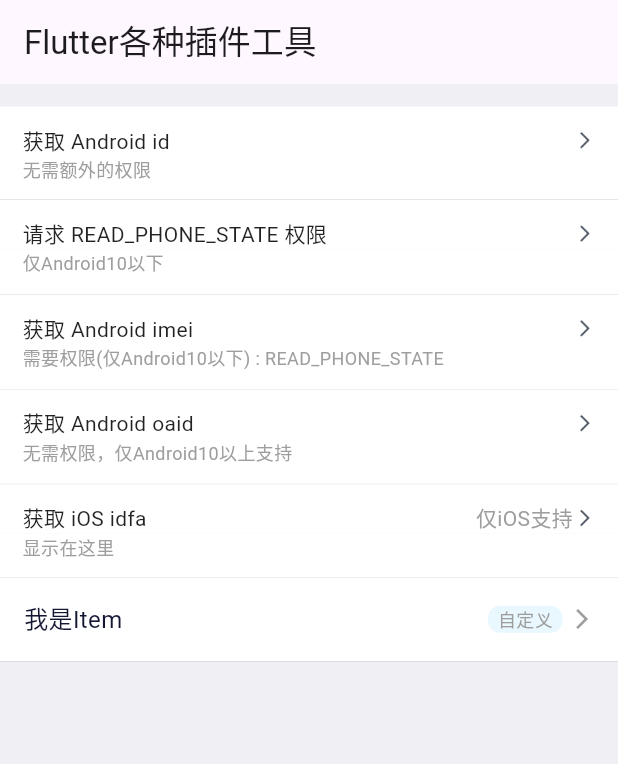
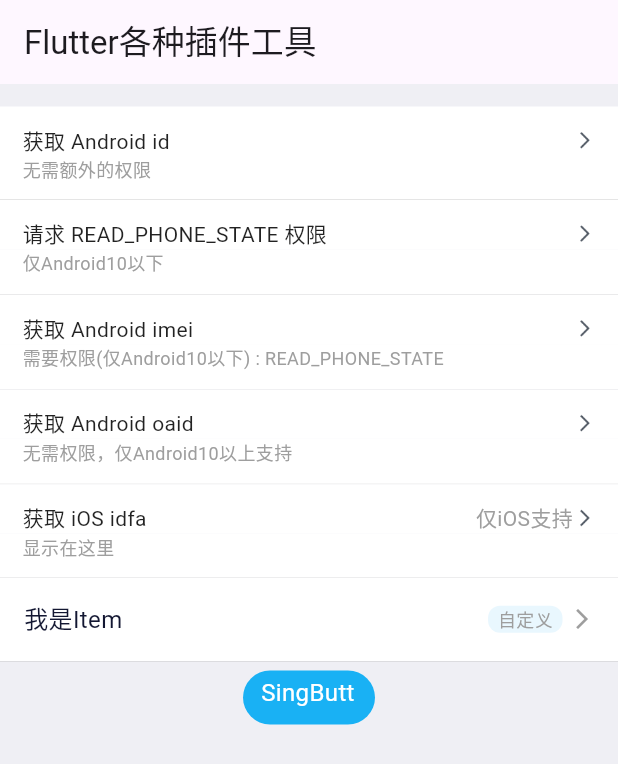
Before and after one commit to flutter-open-libs/flutter_plugin_tools, a Flutter app: the screen it shows after launch, on a phone screen of 412 x 824 dp. Shown: the top 764 px of the screen. Run offline on Flutter 3.47's test engine with Material 3 defaults, Android fonts, the phone set to English and light mode, and no system bars; our stand-ins replace plugin_platform_interface.

Commit message:
新加通用按钮

```diff
--- a/example/lib/main.dart
+++ b/example/lib/main.dart
@@ -4,6 +4,7 @@
 
 import 'package:sing_plugin_tools/sing_plugin_tools.dart';
 import 'package:sing_plugin_tools/widgets/sing_cell_item.dart';
+import 'package:sing_plugin_tools/widgets/sing_button.dart';
 
 void main() {
   runApp(const MyApp());
@@ -154,6 +155,24 @@
                   margin: const EdgeInsets.symmetric(horizontal: 5.0),
                   child: const Text('  自定义  ',style: TextStyle(color: Colors.grey,fontSize: 12.0))
                 )
+              ),
+              SingButton(
+                title : 'SingButton', // 按钮文字
+                titleTextStyle : const TextStyle(color: Colors.white,fontSize: 16.0), // 按钮样式
+                fillColor : const Color(0xFF19B1F4),   // 填充颜色
+                highlightColor : const Color(0x40CCCCCC), // 按下颜色
+                size : const Size(88.0,36.0), // 按钮大小
+                elevation : 0, // 阴影
+                highlightElevation : 0, // 按下阴影
+                side : const BorderSide(color: Colors.transparent,width: 0.2), // 边框
+                // sideColor : Colors.transparent, // 传 side 后无效
+                // sideWidth : 0.2, // 传 side 后无效
+                borderRadius : const BorderRadius.all(Radius.circular(20.0)), // 样式
+                // radius : 20.0,  // 传 borderRadius 后无效
+                padding: const EdgeInsets.symmetric(horizontal: 12.0,vertical: 3.0),
+                margin: EdgeInsets.zero,
+                onPressed : ()=> { }, // 点击事件
+                onLongPress : ()=> debugPrint('SingButton Long Clicked'),
               ),
             ],
           ),
--- /dev/null
+++ b/lib/widgets/sing_button.dart
@@ -0,0 +1,64 @@
+import 'package:flutter/material.dart';
+
+/// 封装的列表项
+class SingButton extends StatelessWidget {
+
+  const SingButton({
+    super.key,
+    this.title = 'SingButton',
+    this.titleTextStyle,
+    this.fillColor = const Color(0xFF19B1F4),
+    this.highlightColor,
+    this.size = const Size(88.0,36.0),
+    this.elevation = 0,
+    this.highlightElevation = 0,
+    this.side,
+    this.sideColor = Colors.transparent,
+    this.sideWidth = 0.2,
+    this.borderRadius,
+    this.radius,
+    this.padding,
+    this.margin,
+    this.onPressed,
+    this.onLongPress,
+  });
+
+  final String title; /// 文字
+  final TextStyle? titleTextStyle; /// 文字样式
+  final Color fillColor; /// 填充颜色
+  final Color? highlightColor; /// 按下颜色
+  final Size size; /// 按钮的大小
+  final double elevation;
+  final double highlightElevation;
+  final BorderSide? side; /// 按钮边框
+  final Color sideColor; /// 按钮边框颜色，传 side 之后无效，
+  final double sideWidth; /// 按钮边框宽度，传 side 之后无效，
+  final BorderRadiusGeometry? borderRadius; /// 按钮样式的圆角
+  final double? radius; /// 按钮样式的圆角，不传的话为高度的一半，传 borderRadius 之后无效，
+  final EdgeInsetsGeometry? padding; /// 内边距
+  final EdgeInsetsGeometry? margin; /// 外边距
+  final VoidCallback? onPressed; /// 点击回调
+  final VoidCallback? onLongPress; /// 长按回调
+  ///
+  @override
+  Widget build(BuildContext context) {
+    return  Container(
+      margin: margin ?? EdgeInsets.zero,
+      child: RawMaterialButton(
+        fillColor: fillColor,
+        elevation:elevation,
+        padding: padding ?? EdgeInsets.zero,
+        highlightColor:highlightColor ?? Theme.of(context).highlightColor,
+        highlightElevation:highlightElevation,
+        shape: RoundedRectangleBorder(
+            side: side ?? BorderSide(color: sideColor,width: sideWidth),
+            borderRadius : borderRadius ?? BorderRadius.all(Radius.circular(radius ?? size.height / 2))
+        ),
+        constraints: BoxConstraints.tightFor(width: size.width, height:size.height),
+        onPressed: onPressed ?? ()=> debugPrint('SingButton Clicked'),
+        onLongPress: onPressed ?? ()=> debugPrint('SingButton Clicked'),
+        child: Text(title,style: titleTextStyle ?? const TextStyle(color: Colors.white,fontSize: 16.0)),
+      ),
+    );
+  }
+}
--- a/pubspec.yaml
+++ b/pubspec.yaml
@@ -1,6 +1,6 @@
 name: sing_plugin_tools
 description: "各种flutter的小插件、工具"
-version: 0.0.4
+version: 0.0.5
 homepage: https://github.com/flutter-open-libs/flutter_plugin_tools
 
 environment:
```
Also changed, not shown: example/pubspec.lock, 2 other files.
